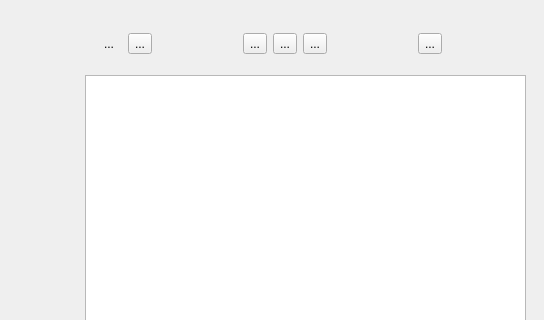
raqquel21/carta-nautica, file mainwindow.ui: the form before one commit; both pictures show x 139 to 683 and y 0 to 320 of the 683 by 537 pixel window.
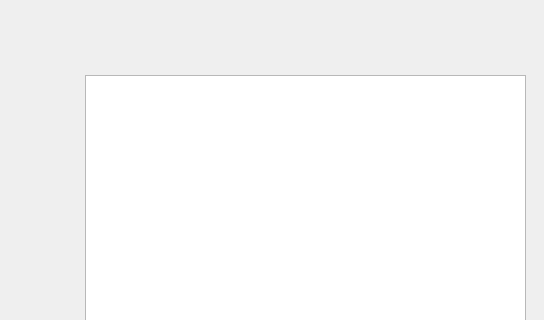
The form after the commit. Icons and pictures are not drawn.

Diff of the .ui file:
```diff
--- a/mainwindow.ui
+++ b/mainwindow.ui
@@ -971,14 +971,36 @@
 }</string>
               </property>
               <property name="text">
-               <string>...</string>
+               <string/>
               </property>
              </widget>
             </item>
             <item>
              <widget class="QToolButton" name="cursor">
+              <property name="styleSheet">
+               <string notr="true">QToolButton {
+    border: none;
+	background-repeat: no-repeat;
+    background-position: center;
+    background-image: url(:/images/cursor.png);
+
+    min-width: 48px;
+    min-height: 48px;
+}
+
+QToolButton:hover {
+    background-image: url(:/images/cursorIlum.png);
+	background-repeat: no-repeat;
+}
+
+QToolButton:pressed {
+	background-image: url(:/images/cursorIlum.png);
+	background-repeat: no-repeat;
+}
+</string>
+              </property>
               <property name="text">
-               <string>...</string>
+               <string/>
               </property>
              </widget>
             </item>
@@ -1026,22 +1048,88 @@
             </item>
             <item>
              <widget class="QToolButton" name="texto">
+              <property name="styleSheet">
+               <string notr="true">QToolButton {
+    border: none;
+	background-repeat: no-repeat;
+    background-position: center;
+    background-image: url(:/images/texto.png);
+
+    min-width: 48px;
+    min-height: 48px;
+}
+
+QToolButton:hover {
+    background-image: url(:/images/textoIlum.png);
+	background-repeat: no-repeat;
+}
+
+QToolButton:pressed {
+	background-image: url(:/images/textoIlum.png);
+	background-repeat: no-repeat;
+}
+</string>
+              </property>
               <property name="text">
-               <string>...</string>
+               <string/>
               </property>
              </widget>
             </item>
             <item>
              <widget class="QToolButton" name="marca">
+              <property name="styleSheet">
+               <string notr="true">QToolButton {
+    border: none;
+	background-repeat: no-repeat;
+    background-position: center;
+    background-image: url(:/images/marca.png);
+
+    min-width: 48px;
+    min-height: 48px;
+}
+
+QToolButton:hover {
+    background-image: url(:/images/marcaIlum.png);
+	background-repeat: no-repeat;
+}
+
+QToolButton:pressed {
+	background-image: url(:/images/marcaIlum.png);
+	background-repeat: no-repeat;
+}
+</string>
+              </property>
               <property name="text">
-               <string>...</string>
+               <string/>
               </property>
              </widget>
             </item>
             <item>
              <widget class="QToolButton" name="ojo">
+              <property name="styleSheet">
+               <string notr="true">QToolButton {
+    border: none;
+	background-repeat: no-repeat;
+    background-position: center;
+    background-image: url(:/images/ojo.png);
+
+    min-width: 48px;
+    min-height: 48px;
+}
+
+QToolButton:hover {
+    background-image: url(:/images/ojoIlum.png);
+	background-repeat: no-repeat;
+}
+
+QToolButton:pressed {
+	background-image: url(:/images/ojoIlum.png);
+	background-repeat: no-repeat;
+}
+</string>
+              </property>
               <property name="text">
-               <string>...</string>
+               <string/>
               </property>
              </widget>
             </item>
@@ -1083,8 +1171,30 @@
             </item>
             <item>
              <widget class="QToolButton" name="compas">
+              <property name="styleSheet">
+               <string notr="true">QToolButton {
+    border: none;
+	background-repeat: no-repeat;
+    background-position: center;
+    background-image: url(:/images/compas.png);
+
+    min-width: 48px;
+    min-height: 48px;
+}
+
+QToolButton:hover {
+    background-image: url(:/images/compasIlum.png);
+	background-repeat: no-repeat;
+}
+
+QToolButton:pressed {
+	background-image: url(:/images/compasIlum.png);
+	background-repeat: no-repeat;
+}
+</string>
+              </property>
               <property name="text">
-               <string>...</string>
+               <string/>
               </property>
              </widget>
             </item>
```
Left out of the diff: 86 changed lines with no effect on the pictures.
